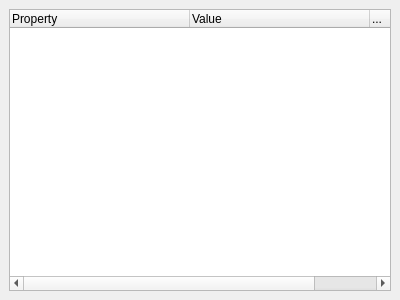
Before: the Qt Designer form brickleedit/src/gui/propertygrid/propertytreedock.ui in paarm/bricklebrit, drawn with Qt 5.
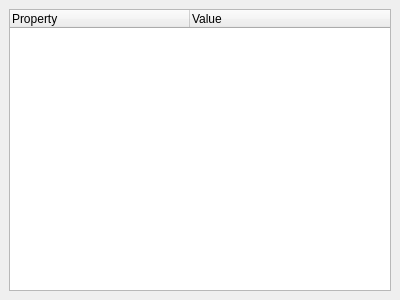
After: the same form once the commit is applied.

```diff
--- a/brickleedit/src/gui/propertygrid/propertytreedock.ui
+++ b/brickleedit/src/gui/propertygrid/propertytreedock.ui
@@ -57,11 +57,6 @@
         <string>Value</string>
        </property>
       </column>
-      <column>
-       <property name="text">
-        <string>...</string>
-       </property>
-      </column>
      </widget>
     </item>
    </layout>
```
